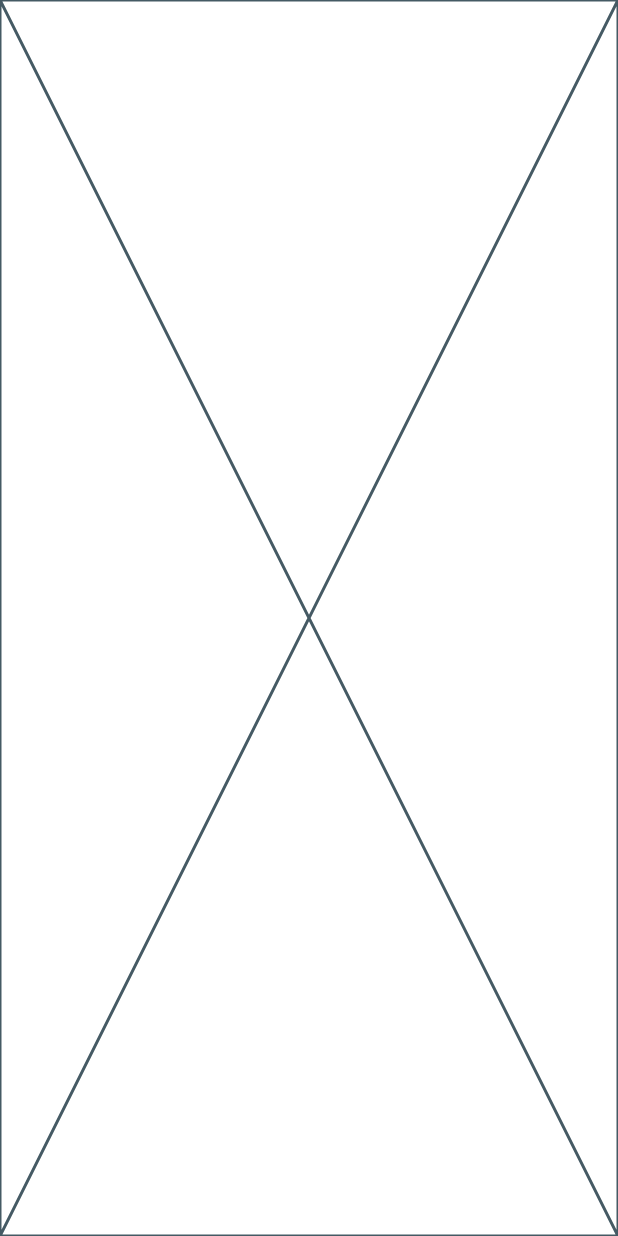
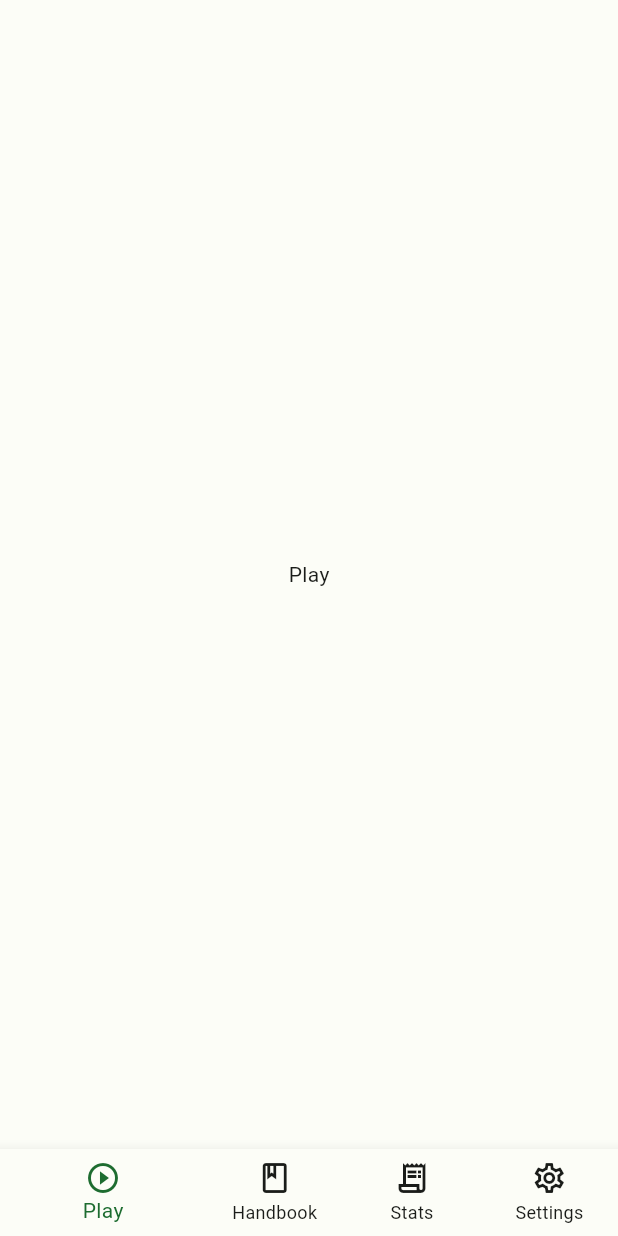
Before and after one commit to nerdy-plutonian-ng/dark_forest, a Flutter app: the screen it shows after launch, on a phone screen of 412 x 824 dp. Run offline on Flutter 3.47's test engine with Material 2 defaults, Android fonts, the phone set to English and light mode, and no system bars; our stand-ins replace go_router, sqflite; accounts and stored records are empty.

Commit message:
added navigation on home page added switch dark and light mode

```diff
--- /dev/null
+++ b/lib/data/app_navigation.dart
@@ -0,0 +1,9 @@
+import 'package:dark_forest/data/models/menu_option.dart';
+import 'package:flutter/material.dart';
+
+const appNavigation = [
+  MenuOption(id: 'MO1', name: 'Play', iconData: Icons.play_circle_outline),
+  MenuOption(id: 'MO2', name: 'Handbook', iconData: Icons.book_outlined),
+  MenuOption(id: 'MO3', name: 'Stats', iconData: Icons.receipt_long_outlined),
+  MenuOption(id: 'MO4', name: 'Settings', iconData: Icons.settings_outlined),
+];
--- /dev/null
+++ b/lib/data/constants/app_dimensions.dart
@@ -0,0 +1,3 @@
+class AppDimentions {
+  static const mobileWidth = 480;
+}
--- /dev/null
+++ b/lib/data/constants/route_paths.dart
@@ -0,0 +1,3 @@
+class RoutePaths {
+  static const root = '/';
+}
--- /dev/null
+++ b/lib/data/models/app_settings.dart
@@ -0,0 +1,32 @@
+// To parse this JSON data, do
+//
+//     final appSettings = appSettingsFromJson(jsonString);
+
+import 'dart:convert';
+
+class AppSettingsModel {
+  AppSettingsModel({
+    required this.id,
+    required this.isDarkModeOn,
+  });
+
+  final String id;
+  final bool isDarkModeOn;
+
+  factory AppSettingsModel.fromJson(Map<String, Object?> json) =>
+      AppSettingsModel(
+        id: json["_id"] as String,
+        isDarkModeOn: json["isDarkModeOn"] as int == 1,
+      );
+
+  Map<String, Object?> toJson() => {
+        "_id": id,
+        "isDarkModeOn": isDarkModeOn ? 1 : 0,
+      };
+
+  static AppSettingsModel? appSettingsFromJson(String str) =>
+      AppSettingsModel.fromJson(json.decode(str));
+
+  static String appSettingsToJson(AppSettingsModel? data) =>
+      json.encode(data!.toJson());
+}
--- /dev/null
+++ b/lib/domain/app_state/app_settings_state.dart
@@ -0,0 +1,17 @@
+import 'package:dark_forest/data/models/app_settings.dart';
+import 'package:flutter/foundation.dart';
+
+class AppSettingsState with ChangeNotifier {
+  late AppSettingsModel _appSettings;
+
+  AppSettingsModel get appSettings => _appSettings;
+
+  setAppSettingsSilent(AppSettingsModel appSettings) {
+    _appSettings = appSettings;
+  }
+
+  setAppSettings(AppSettingsModel appSettings) {
+    _appSettings = appSettings;
+    notifyListeners();
+  }
+}
--- a/lib/main.dart
+++ b/lib/main.dart
@@ -1,14 +1,56 @@
+import 'package:dark_forest/data/models/app_settings.dart';
+import 'package:dark_forest/data/persistence/settings_db_saver.dart';
+import 'package:dark_forest/domain/app_state/app_settings_state.dart';
+import 'package:dark_forest/ui/app_theme/color_schemes.g.dart';
 import 'package:flutter/material.dart';
+import 'package:provider/provider.dart';
 
-void main() {
-  runApp(const DarkForest());
+import 'ui/routes/router_config.dart';
+
+void main() async {
+  WidgetsFlutterBinding.ensureInitialized();
+  final appSettings = await SettingsDbSaver().getAppSettings();
+  runApp(MultiProvider(
+    providers: [
+      ChangeNotifierProvider(
+        create: (_) => AppSettingsState(),
+      ),
+    ],
+    child: DarkForest(
+      appSettings: appSettings,
+    ),
+  ));
 }
 
-class DarkForest extends StatelessWidget {
-  const DarkForest({Key? key}) : super(key: key);
+class DarkForest extends StatefulWidget {
+  const DarkForest({Key? key, required this.appSettings}) : super(key: key);
+
+  final AppSettingsModel appSettings;
+
+  @override
+  State<DarkForest> createState() => _DarkForestState();
+}
+
+class _DarkForestState extends State<DarkForest> {
+  @override
+  void initState() {
+    super.initState();
+    Provider.of<AppSettingsState>(context, listen: false)
+        .setAppSettingsSilent(widget.appSettings);
+  }
 
   @override
   Widget build(BuildContext context) {
-    return const Placeholder();
+    return MaterialApp.router(
+      title: 'Dark Forest',
+      routerConfig: routerConfig,
+      theme: ThemeData(
+          useMaterial3: true,
+          colorScheme: Provider.of<AppSettingsState>(
+            context,
+          ).appSettings.isDarkModeOn
+              ? darkColorScheme
+              : lightColorScheme),
+    );
   }
 }
--- /dev/null
+++ b/lib/ui/routes/home.dart
@@ -0,0 +1,73 @@
+import 'package:dark_forest/data/app_navigation.dart';
+import 'package:dark_forest/data/constants/app_dimensions.dart';
+import 'package:dark_forest/ui/widgets/home_widgets/handbook.dart';
+import 'package:dark_forest/ui/widgets/home_widgets/play.dart';
+import 'package:dark_forest/ui/widgets/home_widgets/stats.dart';
+import 'package:flutter/material.dart';
+
+import '../widgets/home_widgets/settings.dart';
+
+class HomeScreen extends StatefulWidget {
+  const HomeScreen({Key? key}) : super(key: key);
+
+  @override
+  State<HomeScreen> createState() => _HomeScreenState();
+}
+
+class _HomeScreenState extends State<HomeScreen> {
+  var currentIndex = 0;
+
+  static const tabs = [
+    PlayWidget(),
+    HandbookWidget(),
+    StatsWidget(),
+    SettingsWidget()
+  ];
+
+  @override
+  Widget build(BuildContext context) {
+    final deviceWidth = MediaQuery.of(context).size.width;
+    return Scaffold(
+      body: SafeArea(
+        child: Row(
+          children: [
+            if (deviceWidth > AppDimentions.mobileWidth)
+              NavigationRail(
+                extended: true,
+                destinations: appNavigation
+                    .map((e) => NavigationRailDestination(
+                        icon: Icon(e.iconData), label: Text(e.name)))
+                    .toList(),
+                selectedIndex: currentIndex,
+                onDestinationSelected: (index) {
+                  setState(() {
+                    currentIndex = index;
+                  });
+                },
+              ),
+            Expanded(flex: 2, child: tabs[currentIndex])
+          ],
+        ),
+      ),
+      bottomNavigationBar: deviceWidth <= AppDimentions.mobileWidth
+          ? BottomNavigationBar(
+              currentIndex: currentIndex,
+              selectedItemColor: Theme.of(context).colorScheme.primary,
+              unselectedItemColor: Theme.of(context).colorScheme.onBackground,
+              showUnselectedLabels: true,
+              items: appNavigation
+                  .map((e) => BottomNavigationBarItem(
+                        label: e.name,
+                        icon: Icon(e.iconData),
+                      ))
+                  .toList(),
+              onTap: (index) {
+                setState(() {
+                  currentIndex = index;
+                });
+              },
+            )
+          : null,
+    );
+  }
+}
--- /dev/null
+++ b/lib/ui/routes/router_config.dart
@@ -0,0 +1,17 @@
+import 'package:dark_forest/data/constants/route_paths.dart';
+import 'package:go_router/go_router.dart';
+
+import 'home.dart';
+
+final routerConfig = GoRouter(
+  routes: [
+    GoRoute(
+      path: RoutePaths.root,
+      name: RoutePaths.root,
+      builder: (context, routerState) {
+        return const HomeScreen();
+      },
+      routes: [],
+    ),
+  ],
+);
--- /dev/null
+++ b/lib/ui/widgets/home_widgets/play.dart
@@ -0,0 +1,12 @@
+import 'package:flutter/material.dart';
+
+class PlayWidget extends StatelessWidget {
+  const PlayWidget({Key? key}) : super(key: key);
+
+  @override
+  Widget build(BuildContext context) {
+    return const Center(
+      child: Text('Play'),
+    );
+  }
+}
--- a/pubspec.yaml
+++ b/pubspec.yaml
@@ -36,6 +36,10 @@ dependencies:
   # The following adds the Cupertino Icons font to your application.
   # Use with the CupertinoIcons class for iOS style icons.
   cupertino_icons: ^1.0.2
+  provider: ^6.0.5
+  sqflite: ^2.2.2
+  path: ^1.8.2
+  go_router: ^6.0.1
 
 dev_dependencies:
   flutter_test:
```
Also changed, not shown: lib/data/models/menu_option.dart (added, +10 -0 lines), lib/data/persistence/app_settings.dart (added, +7 -0 lines), lib/data/persistence/settings_db_saver.dart (added, +51 -0 lines), lib/ui/widgets/home_widgets/handbook.dart (added, +13 -0 lines), lib/ui/widgets/home_widgets/settings.dart (added, +47 -0 lines), lib/ui/widgets/home_widgets/stats.dart (added, +13 -0 lines), lib/ui/app_theme/color_schemes.g.dart (added), pubspec.lock, 3 other files.
